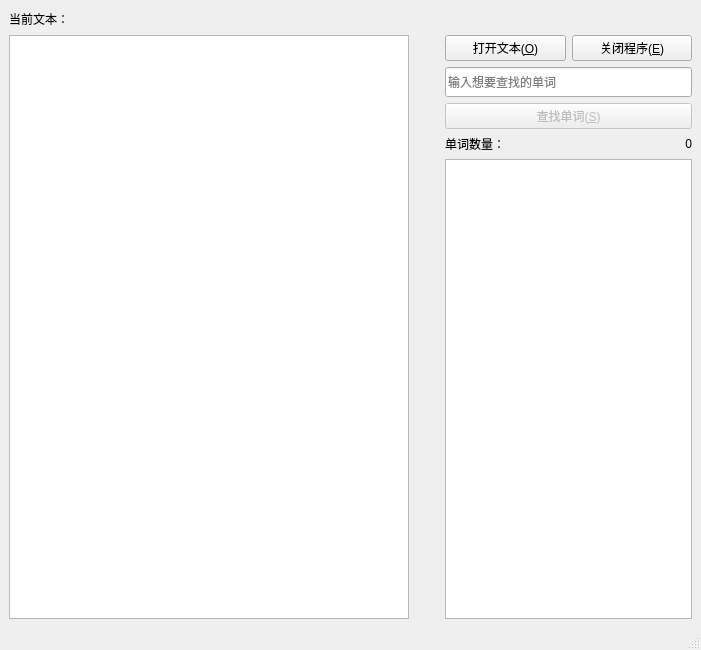
First picture: the form in mainwindow.ui, repository QuinMeow/WordsCount_Qt, before the edit.
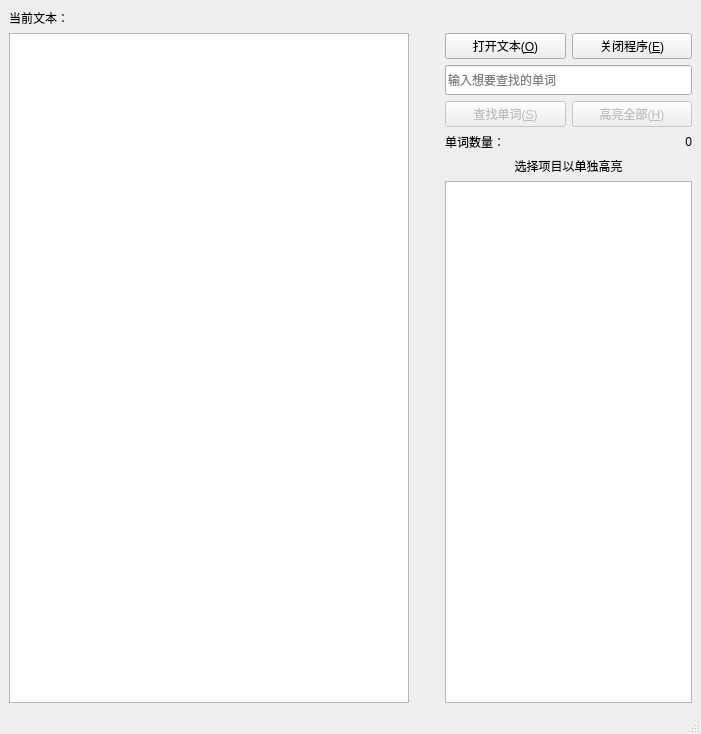
Second picture: the form after the edit. Icons and pictures are not drawn.

Commit message:
单独高亮显示
优化界面，优化代码逻辑，BUG修复

The edit to the form file:
```diff
--- a/mainwindow.ui
+++ b/mainwindow.ui
@@ -2,12 +2,15 @@
 <ui version="4.0">
  <class>MainWindow</class>
  <widget class="QMainWindow" name="MainWindow">
+  <property name="enabled">
+   <bool>true</bool>
+  </property>
   <property name="geometry">
    <rect>
     <x>0</x>
     <y>0</y>
     <width>701</width>
-    <height>650</height>
+    <height>734</height>
    </rect>
   </property>
   <property name="minimumSize">
@@ -33,43 +36,6 @@
    <layout class="QGridLayout" name="gridLayout_2">
     <item row="0" column="0">
      <layout class="QGridLayout" name="gridLayout">
-      <item row="0" column="0">
-       <layout class="QHBoxLayout" name="horizontalLayout_3">
-        <item>
-         <widget class="QLabel" name="label_2">
-          <property name="text">
-           <string>当前文本：</string>
-          </property>
-         </widget>
-        </item>
-        <item>
-         <spacer name="horizontalSpacer">
-          <property name="orientation">
-           <enum>Qt::Horizontal</enum>
-          </property>
-          <property name="sizeHint" stdset="0">
-           <size>
-            <width>308</width>
-            <height>20</height>
-           </size>
-          </property>
-         </spacer>
-        </item>
-       </layout>
-      </item>
-      <item row="1" column="0">
-       <widget class="QTextEdit" name="textOpened">
-        <property name="minimumSize">
-         <size>
-          <width>400</width>
-          <height>0</height>
-         </size>
-        </property>
-        <property name="readOnly">
-         <bool>true</bool>
-        </property>
-       </widget>
-      </item>
       <item row="1" column="2">
        <layout class="QVBoxLayout" name="verticalLayout">
         <property name="sizeConstraint">
@@ -107,6 +73,8 @@
          </widget>
         </item>
         <item>
+         <layout class="QHBoxLayout" name="horizontalLayout_4">
+          <item>
          <widget class="QPushButton" name="BtnSearch">
           <property name="enabled">
            <bool>false</bool>
@@ -126,6 +94,18 @@
          </widget>
         </item>
         <item>
+           <widget class="QPushButton" name="BtnHighlightAll">
+            <property name="enabled">
+             <bool>false</bool>
+            </property>
+            <property name="text">
+             <string>高亮全部(&amp;H)</string>
+            </property>
+           </widget>
+          </item>
+         </layout>
+        </item>
+        <item>
          <layout class="QHBoxLayout" name="horizontalLayout_2">
           <property name="sizeConstraint">
            <enum>QLayout::SetFixedSize</enum>
@@ -155,8 +135,33 @@
           </item>
          </layout>
         </item>
+        <item>
+         <widget class="QLabel" name="label_3">
+          <property name="minimumSize">
+           <size>
+            <width>0</width>
+            <height>15</height>
+           </size>
+          </property>
+          <property name="text">
+           <string>选择项目以单独高亮</string>
+          </property>
+          <property name="alignment">
+           <set>Qt::AlignCenter</set>
+          </property>
+          <property name="margin">
+           <number>1</number>
+          </property>
+         </widget>
+        </item>
         <item>
          <widget class="QListWidget" name="listLocations">
+          <property name="sizePolicy">
+           <sizepolicy hsizetype="Expanding" vsizetype="Expanding">
+            <horstretch>0</horstretch>
+            <verstretch>0</verstretch>
+           </sizepolicy>
+          </property>
           <property name="editTriggers">
            <set>QAbstractItemView::DoubleClicked|QAbstractItemView::EditKeyPressed|QAbstractItemView::SelectedClicked</set>
           </property>
@@ -183,6 +188,40 @@
         </property>
        </spacer>
       </item>
+      <item row="0" column="0">
+       <layout class="QHBoxLayout" name="horizontalLayout_3">
+        <item>
+         <widget class="QLabel" name="label_2">
+          <property name="font">
+           <font>
+            <family>Microsoft YaHei</family>
+            <pointsize>9</pointsize>
+            <bold>false</bold>
+           </font>
+          </property>
+          <property name="text">
+           <string>当前文本：</string>
+          </property>
+          <property name="alignment">
+           <set>Qt::AlignLeading|Qt::AlignLeft|Qt::AlignVCenter</set>
+          </property>
+         </widget>
+        </item>
+       </layout>
+      </item>
+      <item row="1" column="0">
+       <widget class="QTextEdit" name="textOpened">
+        <property name="minimumSize">
+         <size>
+          <width>400</width>
+          <height>0</height>
+         </size>
+        </property>
+        <property name="readOnly">
+         <bool>true</bool>
+        </property>
+       </widget>
+      </item>
      </layout>
     </item>
    </layout>
```
Left out of the diff: 6 changed lines with no effect on the pictures. Lines whose indentation alone changed are shown as unchanged. The commit also changes 3 other files.
